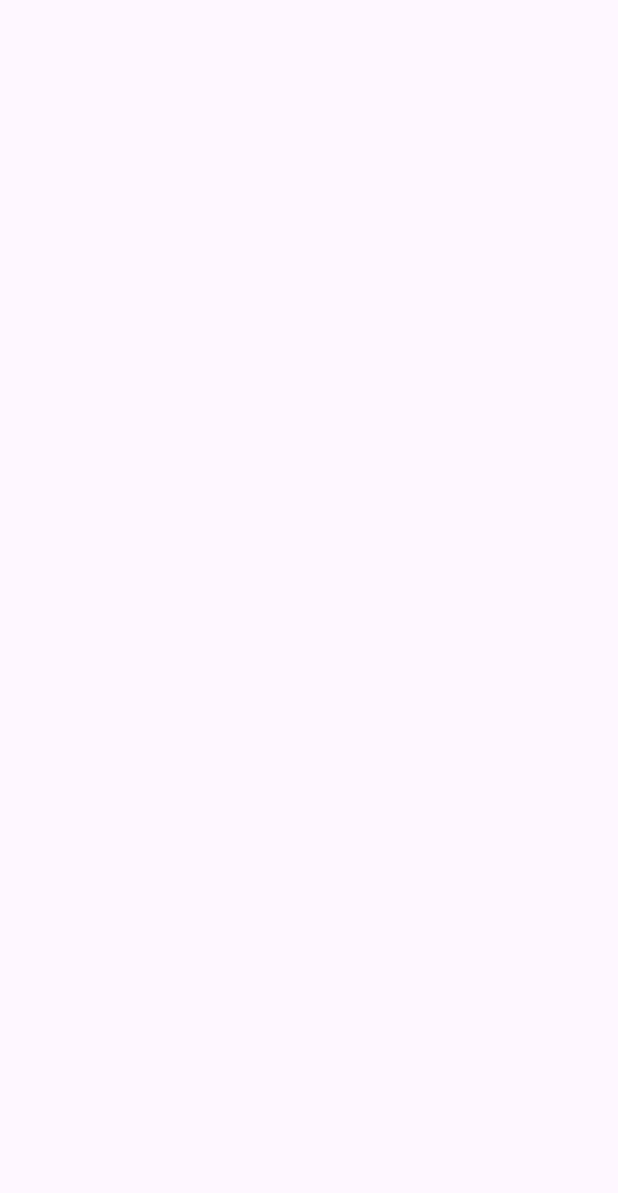
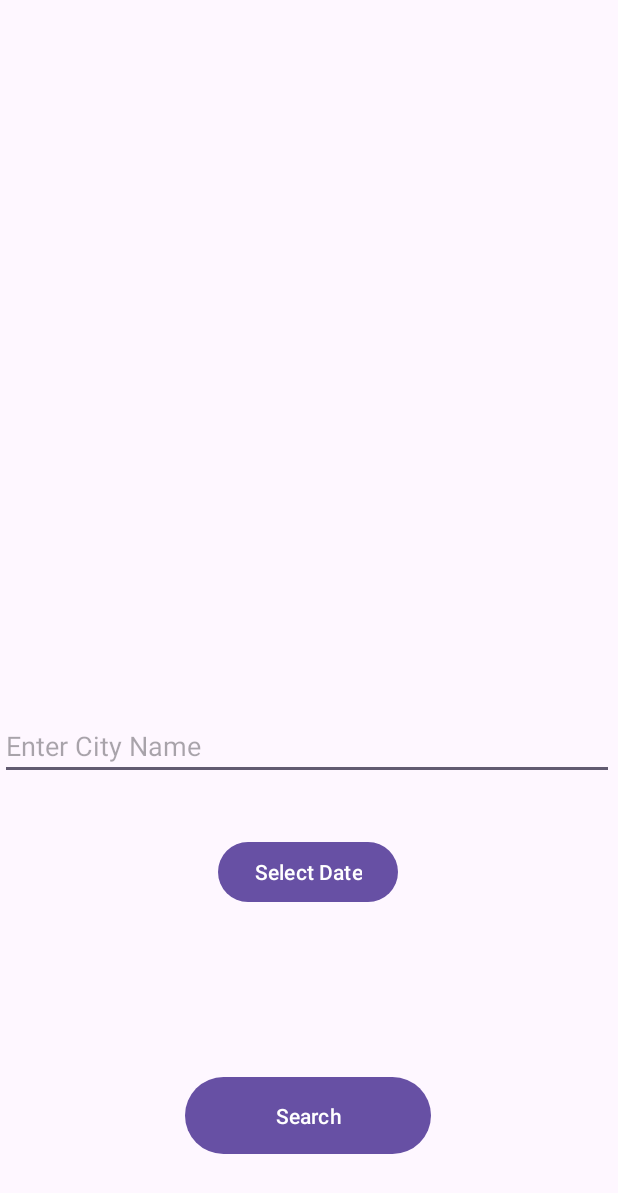
Before and after one commit to ETK486/AndroidProject, an Android app: the MainActivity4 screen opened directly, with no data from a screen before it, on a phone screen of 412 x 824 dp. Before the commit the part shown is empty. Shown: the top 1193 px of the screen. Run offline under Robolectric (Android 15) with nearby library versions, the phone set to English and light mode, and no system bars.

Commit message:
Successfully retrieved from db based on date and city

```diff
--- a/WeatherForecast/app/src/main/java/com/example/weatherforecast/MainActivity4.java
+++ b/WeatherForecast/app/src/main/java/com/example/weatherforecast/MainActivity4.java
@@ -1,6 +1,11 @@
 package com.example.weatherforecast;
 
+import android.app.DatePickerDialog;
 import android.os.Bundle;
+import android.view.View;
+import android.widget.Button;
+import android.widget.DatePicker;
+import android.widget.EditText;
 import android.widget.TextView;
 import android.widget.Toast;
 
@@ -10,11 +15,15 @@ import androidx.core.graphics.Insets;
 import androidx.core.view.ViewCompat;
 import androidx.core.view.WindowInsetsCompat;
 
+import java.util.Calendar;
 import java.util.List;
+import java.util.Locale;
 
 public class MainActivity4 extends AppCompatActivity {
-
+    EditText cityEditText, dateEditText;
+    Button searchButton;
     TextView tex;
+    String selectedDate;
 
     @Override
     protected void onCreate(Bundle savedInstanceState) {
@@ -27,13 +36,43 @@ public class MainActivity4 extends AppCompatActivity {
             return insets;
         });
         tex = findViewById(R.id.tex3);
+        cityEditText = findViewById(R.id.cityEditText);
+        searchButton = findViewById(R.id.button2);
+        Button openCalendarButton = findViewById(R.id.open_calendar_button);
+        openCalendarButton.setOnClickListener(new View.OnClickListener() {
+            @Override
+            public void onClick(View v) {
+                openCalendar();
+            }
+            private void openCalendar() {
+                // Get current date
+                Calendar calendar = Calendar.getInstance();
+                int year = calendar.get(Calendar.YEAR);
+                int month = calendar.get(Calendar.MONTH);
+                int dayOfMonth = calendar.get(Calendar.DAY_OF_MONTH);
 
-        // Retrieve weather data from the database
+                // Create a DatePickerDialog and show it
+                DatePickerDialog datePickerDialog = new DatePickerDialog(MainActivity4.this, new DatePickerDialog.OnDateSetListener() {
+                    @Override
+                    public void onDateSet(DatePicker view, int year, int month, int dayOfMonth) {
+                        // Handle selected date
+                        // You can update your UI or perform any other actions here
+                        selectedDate = String.format(Locale.getDefault(), "%04d-%02d-%02d", year, (month + 1), dayOfMonth);
+                        // Now you have the selected date, you can use it as needed
+                    }
+                }, year, month, dayOfMonth);
+                datePickerDialog.show();
+            }
+
+        });
+
+        searchButton.setOnClickListener(v -> {
+            String cityName = cityEditText.getText().toString();
+
+            if (!cityName.isEmpty() && !selectedDate.isEmpty()) {
                 DBHelper dbHelper = new DBHelper(this);
-        List<WeatherData> weatherDataList = dbHelper.getWeatherData();
-
+                List<WeatherData> weatherDataList = dbHelper.getWeatherData(cityName, selectedDate);
                 if (!weatherDataList.isEmpty()) {
-            // If weather data is available, set the text of the TextView
                     StringBuilder stringBuilder = new StringBuilder();
                     for (WeatherData weatherData : weatherDataList) {
                         stringBuilder.append(weatherData.toString()).append("\n\n");
@@ -41,7 +80,15 @@ public class MainActivity4 extends AppCompatActivity {
                     tex.setText(stringBuilder.toString());
                 } else {
                     // If weatherDataList is empty, show a message or handle the situation accordingly
-            Toast.makeText(this, "No weather data available", Toast.LENGTH_SHORT).show();
+                    Toast.makeText(this, "No weather data available for the selected city and date", Toast.LENGTH_SHORT).show();
+                    tex.setText(""); // Clear the TextView if no data is available
+                }
+            } else {
+                Toast.makeText(this, "Please enter both city and date", Toast.LENGTH_SHORT).show();
+                tex.setText(""); // Clear the TextView if input fields are empty
+            }
+        });
+
+
     }
 }
-}
--- a/WeatherForecast/app/src/main/res/layout/activity_main4.xml
+++ b/WeatherForecast/app/src/main/res/layout/activity_main4.xml
@@ -9,14 +9,15 @@
 
 
     <ScrollView
+        android:id="@+id/scrollView2"
         android:layout_width="413dp"
         android:layout_height="351dp"
         app:layout_constraintBottom_toBottomOf="parent"
         app:layout_constraintEnd_toEndOf="parent"
-        app:layout_constraintHorizontal_bias="0.0"
+        app:layout_constraintHorizontal_bias="1.0"
         app:layout_constraintStart_toStartOf="parent"
         app:layout_constraintTop_toTopOf="parent"
-        app:layout_constraintVertical_bias="0.431">
+        app:layout_constraintVertical_bias="0.068">
 
         <TextView
             android:id="@+id/tex3"
@@ -27,4 +28,43 @@
             android:textSize="16sp" />
 
     </ScrollView>
+
+    <EditText
+        android:id="@+id/cityEditText"
+        android:layout_width="409dp"
+        android:layout_height="43dp"
+        android:ems="10"
+        android:inputType="text"
+        android:hint="Enter City Name"
+        app:layout_constraintBottom_toBottomOf="parent"
+        app:layout_constraintEnd_toEndOf="parent"
+        app:layout_constraintHorizontal_bias="0.0"
+        app:layout_constraintStart_toStartOf="parent"
+        app:layout_constraintTop_toTopOf="parent"
+        app:layout_constraintVertical_bias="0.611" />
+
+    <Button
+        android:id="@+id/button2"
+        android:layout_width="164dp"
+        android:layout_height="59dp"
+        android:text="Search"
+        app:layout_constraintBottom_toBottomOf="parent"
+        app:layout_constraintEnd_toEndOf="parent"
+        app:layout_constraintHorizontal_bias="0.497"
+        app:layout_constraintStart_toStartOf="parent"
+        app:layout_constraintTop_toTopOf="parent"
+        app:layout_constraintVertical_bias="0.934" />
+
+    <Button
+        android:id="@+id/open_calendar_button"
+        android:layout_width="wrap_content"
+        android:layout_height="wrap_content"
+        android:text="Select Date"
+        app:layout_constraintBottom_toBottomOf="parent"
+        app:layout_constraintEnd_toEndOf="parent"
+        app:layout_constraintHorizontal_bias="0.498"
+        app:layout_constraintStart_toStartOf="parent"
+        app:layout_constraintTop_toTopOf="parent"
+        app:layout_constraintVertical_bias="0.718" />
+
 </androidx.constraintlayout.widget.ConstraintLayout>
```
Also changed, not shown: WeatherForecast/app/src/main/java/com/example/weatherforecast/MainActivity2.java (+28 -16 lines). Lines whose indentation alone changed are shown as unchanged.
